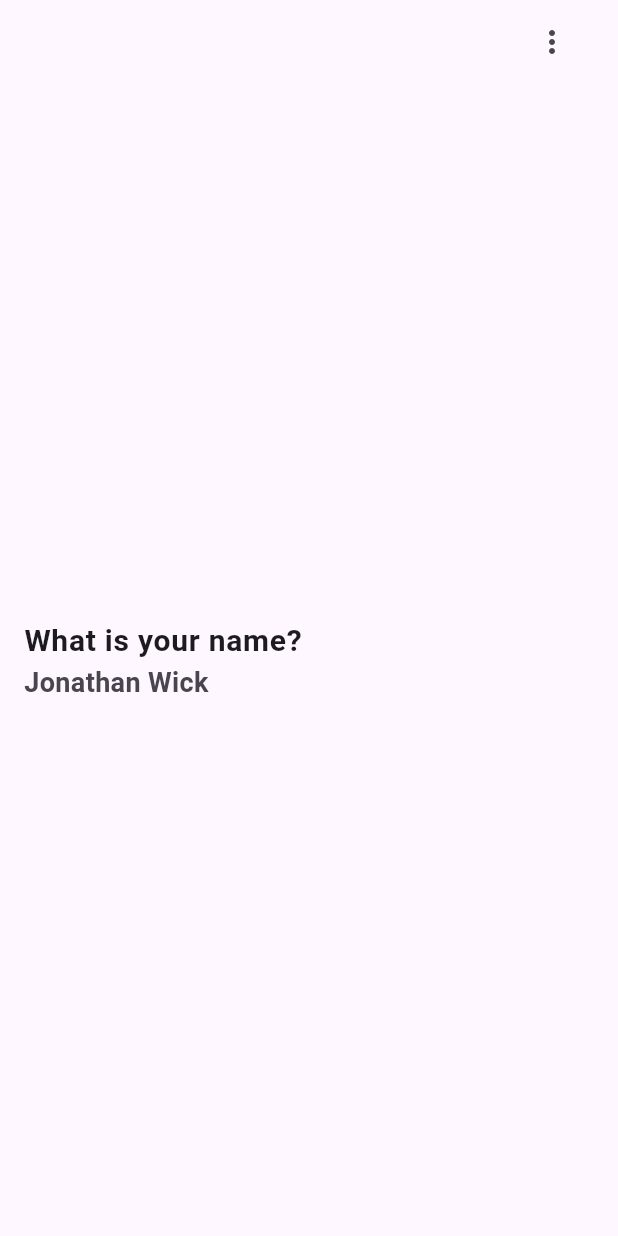
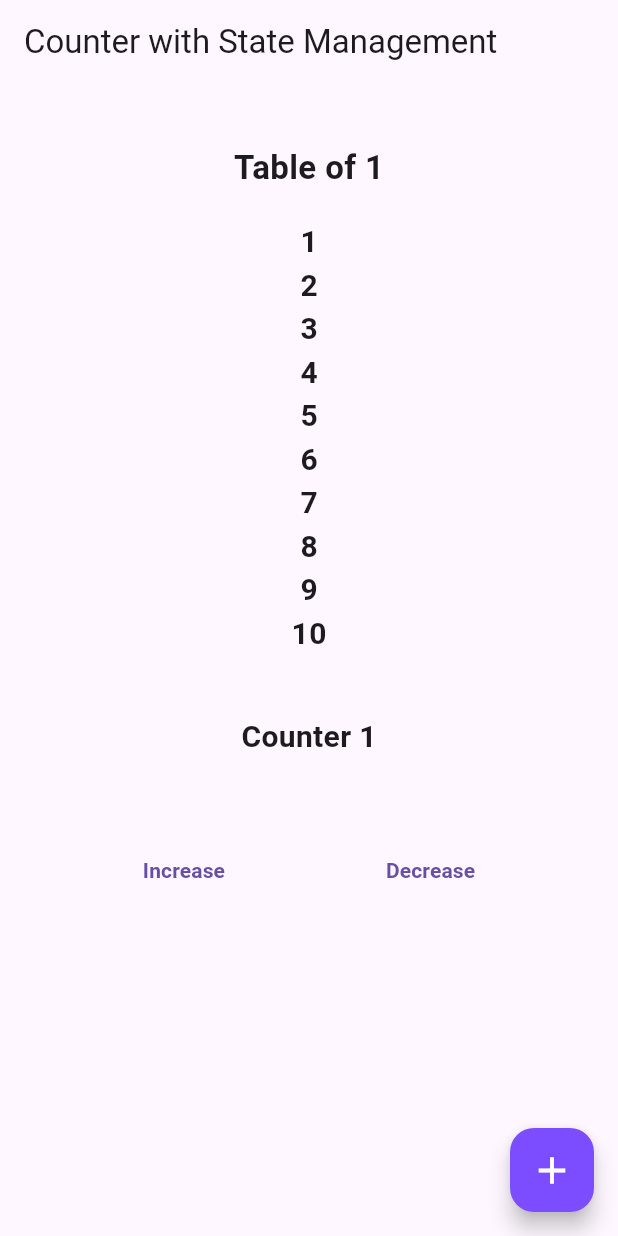
Before and after one commit to shakeebkhan66/learngetxtutorials, a Flutter app: the screen it shows after launch, on a phone screen of 412 x 824 dp. Run offline on Flutter 3.47's test engine with Material 3 defaults, Android fonts, the phone set to English and light mode, and no system bars; our stand-ins replace get.

Commit message:
learn state management of counter app and table of that number by using getx

```diff
--- a/lib/main.dart
+++ b/lib/main.dart
@@ -2,6 +2,7 @@ import 'package:flutter/material.dart';
 import 'package:get/get.dart';
 import 'package:learngetx/home_screen.dart';
 import 'package:learngetx/screen_one.dart';
+import 'package:learngetx/statemanagement/counter_screen.dart';
 import 'package:learngetx/utils/languages.dart';
 import 'change_language_screen.dart';
 import 'learnresponsiveness_concept_screen.dart';
@@ -17,11 +18,11 @@ class MyApp extends StatelessWidget {
   Widget build(BuildContext context) {
     return GetMaterialApp(
       debugShowCheckedModeBanner: false,
-      home: const ChangeLanguage(),
+      home: const CounterScreen(),
       translations: Languages(),
       locale: const Locale('en', 'US'),
       getPages: [
-        GetPage(name: '/', page: () => const ChangeLanguage()),
+        GetPage(name: '/', page: () => const CounterScreen()),
         GetPage(name: '/screen', page: () => ScreenOne())
       ],
     );
--- /dev/null
+++ b/lib/statemanagement/controllers/counter.dart
@@ -0,0 +1,25 @@
+import 'package:get/get.dart';
+import 'package:get/get_rx/get_rx.dart';
+import 'package:get/get_rx/src/rx_types/rx_types.dart';
+
+class CounterController extends GetxController {
+  RxInt count = 1.obs;
+  RxInt table = 0.obs;
+  RxInt iValue = 1.obs;
+
+
+  void incrementCounter() {
+    count.value++;
+  }
+
+  void decrementCounter(){
+    count.value--;
+  }
+
+  tableMaker(){
+    for(int i = 1; i<=10; i++){
+      table.value = (count.value * i);
+      print("sssssssssss $table");
+    }
+  }
+}
--- /dev/null
+++ b/lib/statemanagement/counter_screen.dart
@@ -0,0 +1,98 @@
+import 'package:flutter/material.dart';
+import 'package:get/get.dart';
+import 'package:learngetx/statemanagement/controllers/counter.dart';
+
+class CounterScreen extends StatefulWidget {
+  const CounterScreen({super.key});
+
+  @override
+  State<CounterScreen> createState() => _CounterScreenState();
+}
+
+class _CounterScreenState extends State<CounterScreen> {
+  CounterController counterController = Get.put(CounterController());
+
+  int count = 0;
+
+  @override
+  Widget build(BuildContext context) {
+    print("rebuild");
+    return Scaffold(
+      appBar: AppBar(
+        title: const Text("Counter with State Management"),
+      ),
+      body: SingleChildScrollView(
+        child: Column(
+          mainAxisAlignment: MainAxisAlignment.center,
+          crossAxisAlignment: CrossAxisAlignment.center,
+          children: [
+            const SizedBox(height: 40,),
+            Obx(
+              () => Text(
+                "Table of ${counterController.count.value}",
+                style: const TextStyle(fontWeight: FontWeight.w700, fontSize: 22),
+              ),
+            ),
+            const SizedBox(height: 20,),
+            for (int i = 1; i <= 10; i++)
+              Obx(
+                () => Center(
+                  child: Text(
+                    "${counterController.table.value = (counterController.count.value * i)}",
+                    style: const TextStyle(fontSize: 20, fontWeight: FontWeight.bold),
+                  ),
+                ),
+              ),
+            const SizedBox(height: 40,),
+            Obx(
+              () => Center(
+                child: Text(
+                  "Counter ${counterController.count}",
+                  style: const TextStyle(fontSize: 20, fontWeight: FontWeight.bold),
+                ),
+              ),
+            ),
+            const SizedBox(
+              height: 50,
+            ),
+            Row(
+              mainAxisAlignment: MainAxisAlignment.spaceEvenly,
+              children: [
+                TextButton(
+                    onPressed: () {
+                      counterController.incrementCounter();
+                      counterController.tableMaker();
+                    },
+                    child: const Text(
+                      "Increase",
+                      style: TextStyle(fontWeight: FontWeight.bold),
+                    )),
+                TextButton(
+                    onPressed: () {
+                      counterController.decrementCounter();
+                      counterController.tableMaker();
+                    },
+                    child: const Text(
+                      "Decrease",
+                      style: TextStyle(fontWeight: FontWeight.bold),
+                    ))
+              ],
+            )
+          ],
+        ),
+      ),
+      floatingActionButton: FloatingActionButton(
+        onPressed: () {
+          counterController.incrementCounter();
+        },
+        backgroundColor: Colors.deepPurpleAccent,
+        child: const Icon(
+          Icons.add,
+          color: Colors.white,
+          fill: 1.0,
+          size: 30,
+        ),
+      ),
+    );
+  }
+}
```
